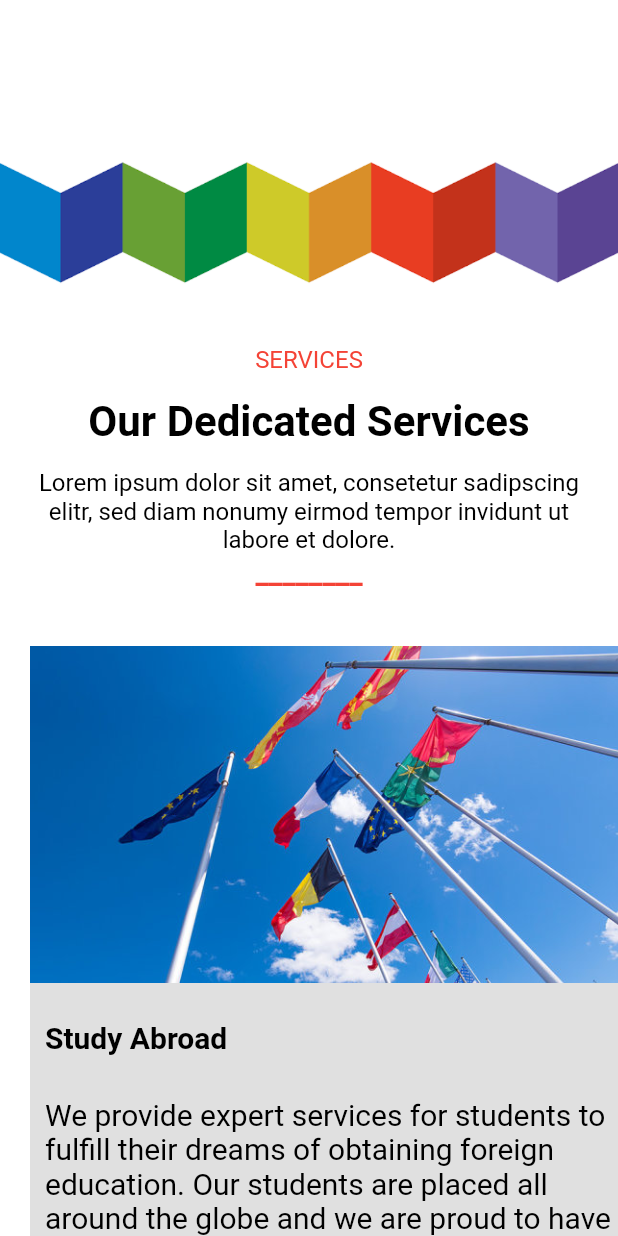
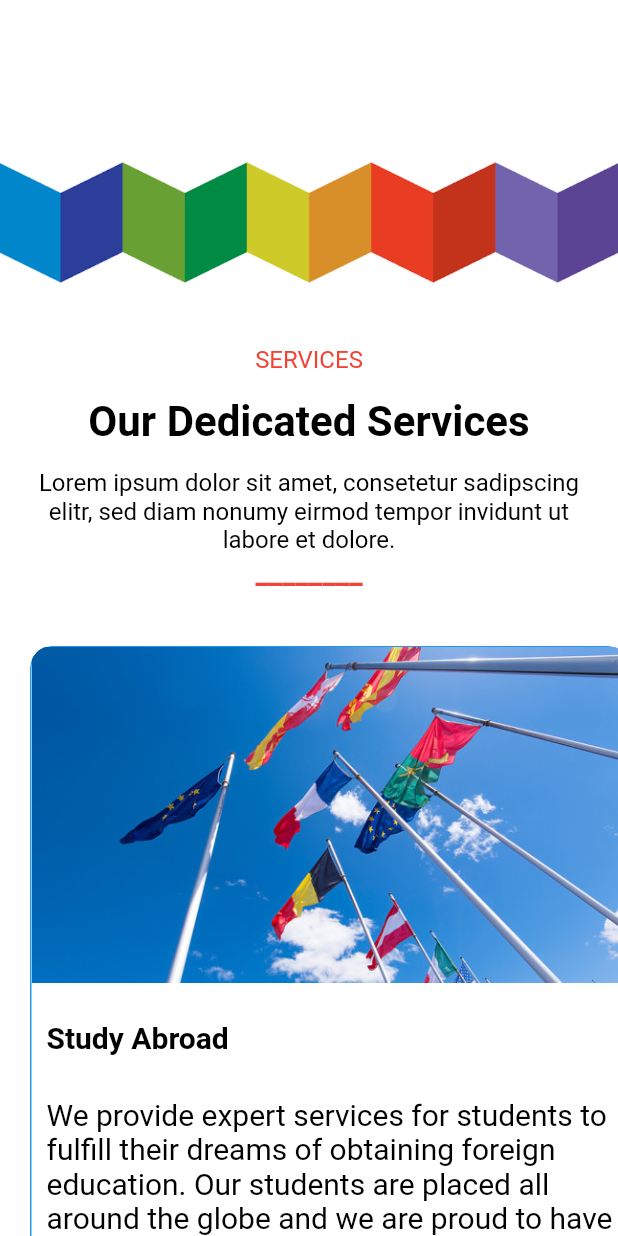
Before and after one commit to oalinoor11/EUIES-Website, a Flutter app: the screen it shows after launch, on a phone screen of 412 x 824 dp. Run offline on Flutter 3.47's test engine with Material 2 defaults, Android fonts, the phone set to English and light mode, and no system bars; our stand-ins replace get.

Commit message:
study added

```diff
--- a/lib/Presentation/Pages/homescreen.dart
+++ b/lib/Presentation/Pages/homescreen.dart
@@ -43,7 +43,8 @@ class _HomeScreenState extends State<HomeScreen> {
                   padding: const EdgeInsets.all(20.0),
                   child: Row(
                     children: [Container(),
-                      Container(decoration: BoxDecoration(color: Colors.black12, borderRadius: BorderRadius.circular(10)),
+                      ClipRRect(borderRadius: BorderRadius.circular(15),
+                        child: Container(decoration: BoxDecoration(border: Border.all(color: Colors.blue, width: 1), color: Colors.white, borderRadius: BorderRadius.circular(15),),
                           height: 550,
                           width: 400,
                             child: Column(crossAxisAlignment: CrossAxisAlignment.start,
@@ -65,8 +66,10 @@ class _HomeScreenState extends State<HomeScreen> {
                             ],
                             ),
                           ),
+                      ),
                       SizedBox(width: 20,),
-                      Container(decoration: BoxDecoration(color: Colors.black12, borderRadius: BorderRadius.circular(10)),
+                      ClipRRect(borderRadius: BorderRadius.circular(15),
+                        child: Container(decoration: BoxDecoration(border: Border.all(color: Colors.blue, width: 1), color: Colors.white, borderRadius: BorderRadius.circular(15),),
                           height: 550,
                           width: 400,
                             child: Column(crossAxisAlignment: CrossAxisAlignment.start,
@@ -77,19 +80,21 @@ class _HomeScreenState extends State<HomeScreen> {
                                   SizedBox(height: 15,),
                                   Padding(
                                     padding: const EdgeInsets.all(10.0),
-                              child: Text('Test Preparations', style: TextStyle(color: Colors.black, fontSize: 20, fontWeight: FontWeight.bold),),
+                                    child: Text('Study Abroad', style: TextStyle(color: Colors.black, fontSize: 20, fontWeight: FontWeight.bold),),
                                   ),
                                   SizedBox(height: 8,),
                                   Padding(
                                     padding: const EdgeInsets.all(10.0),
-                              child: Text('We conduct test preparation classes like TOEFL and IELTS in our own modern classrooms. Our strength lies in deep expertise of our qualified instructors who have helped numerous students achieve high scores in various tests.',
+                                    child: Text('We provide expert services for students to fulfill their dreams of obtaining foreign education. Our students are placed all around the globe and we are proud to have helped students get admitted into top universities in destinations such as USA, Europe, Australia and more.',
                                       style: TextStyle(color: Colors.black, fontSize: 20,), softWrap: true,),
                                   ),
                             ],
                             ),
                           ),
+                      ),
                       SizedBox(width: 20,),
-                      Container(decoration: BoxDecoration(color: Colors.black12, borderRadius: BorderRadius.circular(10)),
+                      ClipRRect(borderRadius: BorderRadius.circular(15),
+                        child: Container(decoration: BoxDecoration(border: Border.all(color: Colors.blue, width: 1), color: Colors.white, borderRadius: BorderRadius.circular(15),),
                           height: 550,
                           width: 400,
                             child: Column(crossAxisAlignment: CrossAxisAlignment.start,
@@ -100,19 +105,21 @@ class _HomeScreenState extends State<HomeScreen> {
                                   SizedBox(height: 15,),
                                   Padding(
                                     padding: const EdgeInsets.all(10.0),
-                              child: Text('Career Counseling', style: TextStyle(color: Colors.black, fontSize: 20, fontWeight: FontWeight.bold),),
+                                    child: Text('Study Abroad', style: TextStyle(color: Colors.black, fontSize: 20, fontWeight: FontWeight.bold),),
                                   ),
                                   SizedBox(height: 8,),
                                   Padding(
                                     padding: const EdgeInsets.all(10.0),
-                              child: Text('Be it Science, Management or Humanities, we have helped students in all fields for decades so we exactly know how you can plan your future which is appropriate for your background. We are proud to have helped students achieve success in different fields.',
+                                    child: Text('We provide expert services for students to fulfill their dreams of obtaining foreign education. Our students are placed all around the globe and we are proud to have helped students get admitted into top universities in destinations such as USA, Europe, Australia and more.',
                                       style: TextStyle(color: Colors.black, fontSize: 20,), softWrap: true,),
                                   ),
                             ],
                             ),
                           ),
+                      ),
                       SizedBox(width: 20,),
-                      Container(decoration: BoxDecoration(color: Colors.black12, borderRadius: BorderRadius.circular(10)),
+                      ClipRRect(borderRadius: BorderRadius.circular(15),
+                        child: Container(decoration: BoxDecoration(border: Border.all(color: Colors.blue, width: 1), color: Colors.white, borderRadius: BorderRadius.circular(15),),
                           height: 550,
                           width: 400,
                             child: Column(crossAxisAlignment: CrossAxisAlignment.start,
@@ -123,19 +130,21 @@ class _HomeScreenState extends State<HomeScreen> {
                                   SizedBox(height: 15,),
                                   Padding(
                                     padding: const EdgeInsets.all(10.0),
-                              child: Text('Interview Assistance', style: TextStyle(color: Colors.black, fontSize: 20, fontWeight: FontWeight.bold),),
+                                    child: Text('Study Abroad', style: TextStyle(color: Colors.black, fontSize: 20, fontWeight: FontWeight.bold),),
                                   ),
                                   SizedBox(height: 8,),
                                   Padding(
                                     padding: const EdgeInsets.all(10.0),
-                              child: Text('VISA interview is one of the biggest steps and a simple mistake in this step may prevent students from achieving their dreams. We provide expert assistance during this phase and help students by applying for interviews, scheduling interview dates, fees payment, and also help students prepare for interview questions.',
+                                    child: Text('We provide expert services for students to fulfill their dreams of obtaining foreign education. Our students are placed all around the globe and we are proud to have helped students get admitted into top universities in destinations such as USA, Europe, Australia and more.',
                                       style: TextStyle(color: Colors.black, fontSize: 20,), softWrap: true,),
                                   ),
                             ],
                             ),
                           ),
+                      ),
                       SizedBox(width: 20,),
-                      Container(decoration: BoxDecoration(color: Colors.black12, borderRadius: BorderRadius.circular(10)),
+                      ClipRRect(borderRadius: BorderRadius.circular(15),
+                        child: Container(decoration: BoxDecoration(border: Border.all(color: Colors.blue, width: 1), color: Colors.white, borderRadius: BorderRadius.circular(15),),
                           height: 550,
                           width: 400,
                             child: Column(crossAxisAlignment: CrossAxisAlignment.start,
@@ -146,19 +155,21 @@ class _HomeScreenState extends State<HomeScreen> {
                                   SizedBox(height: 15,),
                                   Padding(
                                     padding: const EdgeInsets.all(10.0),
-                              child: Text('General Services', style: TextStyle(color: Colors.black, fontSize: 20, fontWeight: FontWeight.bold),),
+                                    child: Text('Study Abroad', style: TextStyle(color: Colors.black, fontSize: 20, fontWeight: FontWeight.bold),),
                                   ),
                                   SizedBox(height: 8,),
                                   Padding(
                                     padding: const EdgeInsets.all(10.0),
-                              child: Text('Remember Euro Education for anything and everything related to foreign education. We provide all kind of services from finding the right university match to students educational background to helping students get scholarships as well. Our vast experience and expertise in this field has helped numerous students.',
+                                    child: Text('We provide expert services for students to fulfill their dreams of obtaining foreign education. Our students are placed all around the globe and we are proud to have helped students get admitted into top universities in destinations such as USA, Europe, Australia and more.',
                                       style: TextStyle(color: Colors.black, fontSize: 20,), softWrap: true,),
                                   ),
                             ],
                             ),
                           ),
+                      ),
                       SizedBox(width: 20,),
-                      Container(decoration: BoxDecoration(color: Colors.black12, borderRadius: BorderRadius.circular(10)),
+                      ClipRRect(borderRadius: BorderRadius.circular(15),
+                        child: Container(decoration: BoxDecoration(border: Border.all(color: Colors.blue, width: 1), color: Colors.white, borderRadius: BorderRadius.circular(15),),
                           height: 550,
                           width: 400,
                             child: Column(crossAxisAlignment: CrossAxisAlignment.start,
@@ -169,15 +180,16 @@ class _HomeScreenState extends State<HomeScreen> {
                                   SizedBox(height: 15,),
                                   Padding(
                                     padding: const EdgeInsets.all(10.0),
-                              child: Text('Documentation', style: TextStyle(color: Colors.black, fontSize: 20, fontWeight: FontWeight.bold),),
+                                    child: Text('Study Abroad', style: TextStyle(color: Colors.black, fontSize: 20, fontWeight: FontWeight.bold),),
                                   ),
                                   SizedBox(height: 8,),
                                   Padding(
                                     padding: const EdgeInsets.all(10.0),
-                              child: Text('Documentation is one of the most important aspects of applying for foreign education. We can help students create documentation that makes sure universities accept the applications and also make sure VISA interviews are not rejected. We make sure that students do not miss any important documents during application process.',
+                                    child: Text('We provide expert services for students to fulfill their dreams of obtaining foreign education. Our students are placed all around the globe and we are proud to have helped students get admitted into top universities in destinations such as USA, Europe, Australia and more.',
                                       style: TextStyle(color: Colors.black, fontSize: 20,), softWrap: true,),
                                   ),
                             ],
+                            ),
                           ),
                       ),
                     ],
@@ -203,11 +215,56 @@ class _HomeScreenState extends State<HomeScreen> {
                           style: TextStyle(color: Colors.black, fontSize: 30, fontWeight: FontWeight.bold),),
                         SizedBox(height:10,),
                         Text('Lorem ipsum dolor sit amet, consetetur sadipscing elitr, sed diam nonumy eirmod tempor invidunt ut labore et dolore.',
-                        style: TextStyle(color: Colors.black, fontSize: 16,),textAlign: TextAlign.center,),
+                        style: TextStyle(color: Colors.black, fontSize: 20,),textAlign: TextAlign.center,),
               ],
               ),
             ),
             ],
+        ),
+
+              SizedBox(height: 50,),
+              Container(decoration: BoxDecoration(color: Colors.amber),
+                height: 280,
+                width: double.infinity,
+                child: Column(crossAxisAlignment: CrossAxisAlignment.start,
+                  children: [Container(),
+                    Padding(
+                      padding: const EdgeInsets.all(20.0),
+                      child: Text('Study Abroad', style: TextStyle(color: Colors.white, fontSize: 30, fontWeight: FontWeight.bold),),
+                    ),
+                    SingleChildScrollView(scrollDirection: Axis.horizontal,
+                      child: Row(
+                        children: [
+                          SizedBox(width: 20,),
+                          const Image(
+                            image: AssetImage("assets/images/german1.png"),
+                            height: 150,
+                          ),
+                          SizedBox(width: 20,),
+                          const Image(
+                            image: AssetImage("assets/images/german1.png"),
+                            height: 150,
+                          ),
+                          SizedBox(width: 20,),
+                          const Image(
+                            image: AssetImage("assets/images/german1.png"),
+                            height: 150,
+                          ),
+                          SizedBox(width: 20,),
+                          const Image(
+                            image: AssetImage("assets/images/german1.png"),
+                            height: 150,
+                          ),
+                          SizedBox(width: 20,),
+                          const Image(
+                            image: AssetImage("assets/images/german1.png"),
+                            height: 150,
+                          ),
+                        ],
+                      ),
+                    ),
+                  ],
+                ),
               ),
               SizedBox(height: 1000,),
         ],
```
Also changed, not shown: assets/images/german1.png (added). Lines whose indentation alone changed are shown as unchanged.
